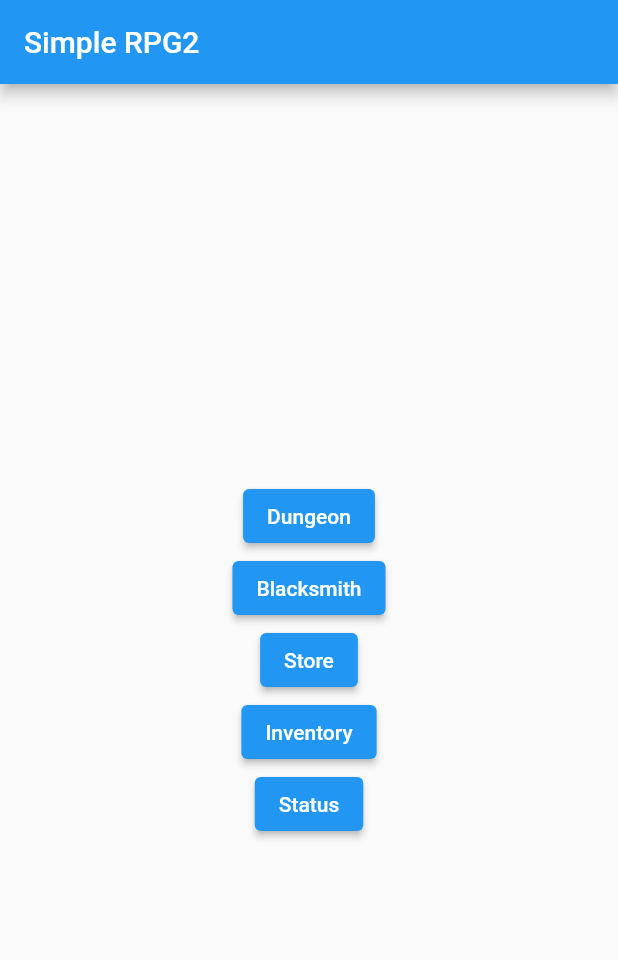
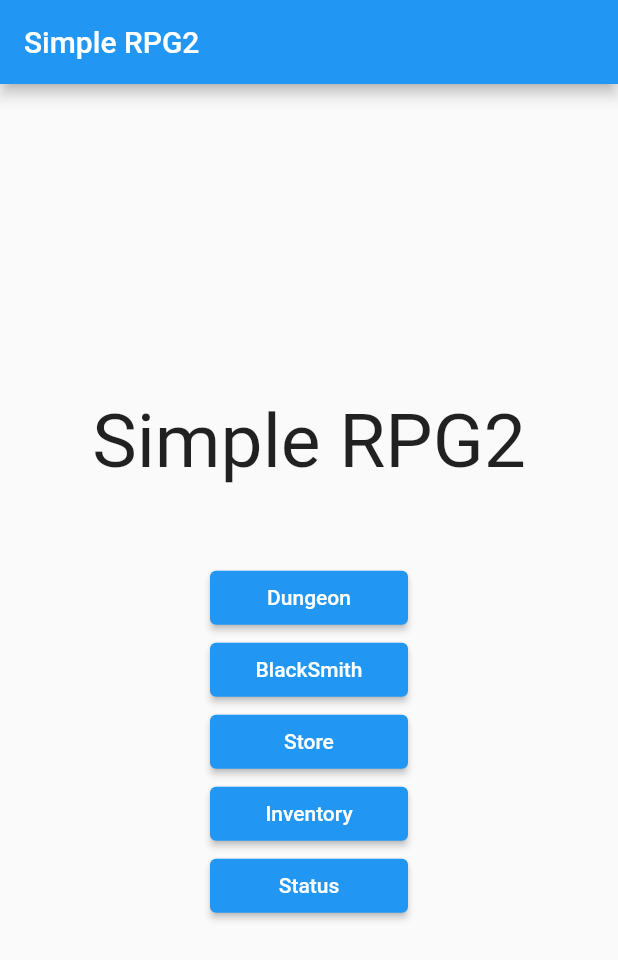
Before and after one commit to lazarus0320/simplerpg2, a Flutter app: the screen it shows after launch, on a phone screen of 412 x 824 dp. Shown: the top 960 px of the screen. Run offline on Flutter 3.47's test engine with Material 2 defaults, Android fonts, the phone set to English and light mode, and no system bars.

Commit message:
23/01/23

```diff
--- a/lib/main.dart
+++ b/lib/main.dart
@@ -31,8 +31,15 @@ class MainScreen extends StatelessWidget {
         child: Column(
           mainAxisAlignment: MainAxisAlignment.center,
           children: [
+            Container(
+              padding: EdgeInsets.only(bottom: 50),
+              child: Text("Simple RPG2", style: TextStyle(fontSize: 50),),
+            ),
             ElevatedButton(
-              child: const Text("Dungeon"),
+              child: const SizedBox(
+                width: 100,
+                child: Center(child: Text("Dungeon")),
+              ),
               onPressed: () {
                 Navigator.push(
                   context,
@@ -41,7 +48,10 @@ class MainScreen extends StatelessWidget {
               },
             ),
             ElevatedButton(
-              child: const Text("Blacksmith"),
+              child: const SizedBox(
+                width: 100,
+                child: Center(child:Text("BlackSmith")),
+              ),
               onPressed: () {
                 Navigator.push(
                   context,
@@ -50,7 +60,10 @@ class MainScreen extends StatelessWidget {
               },
             ),
             ElevatedButton(
-              child: const Text("Store"),
+              child: const SizedBox(
+                width: 100,
+                child: Center(child:Text("Store")),
+              ),
               onPressed: () {
                 Navigator.push(
                   context,
@@ -59,7 +72,10 @@ class MainScreen extends StatelessWidget {
               },
             ),
             ElevatedButton(
-              child: const Text("Inventory"),
+              child: const SizedBox(
+                width: 100,
+                child: Center(child:Text("Inventory")),
+              ),
               onPressed: () {
                 Navigator.push(
                   context,
@@ -68,7 +84,10 @@ class MainScreen extends StatelessWidget {
               },
             ),
             ElevatedButton(
-              child: const Text("Status"),
+              child: const SizedBox(
+                width: 100,
+                child: Center(child:Text("Status")),
+              ),
               onPressed: () {
                 Navigator.push(
                   context,
```
Also changed, not shown: lib/Monster/Monster.dart (added, +9 -0 lines), lib/Screens/DungeonScreen.dart (+38 -3 lines).
